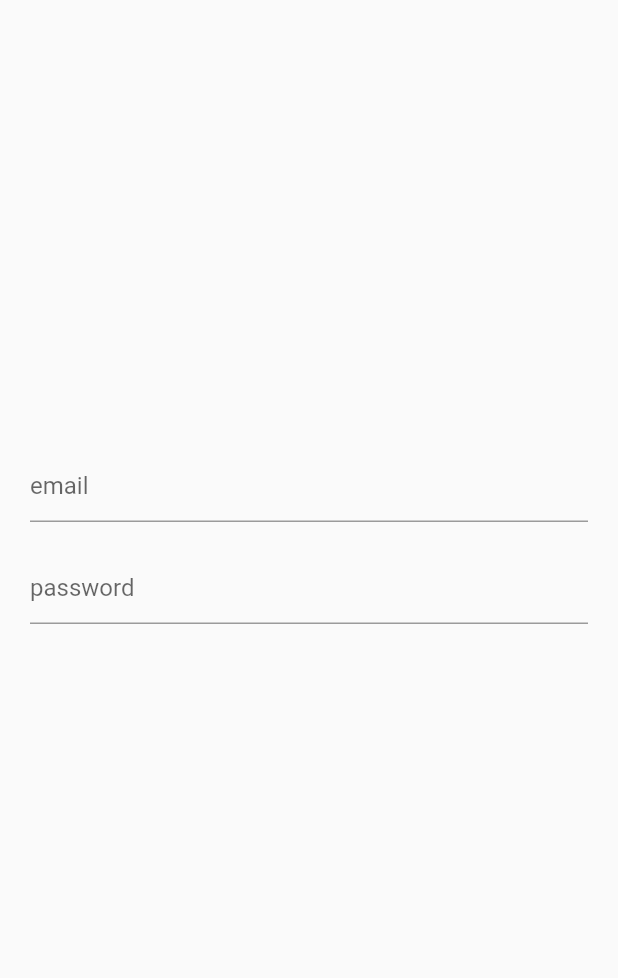
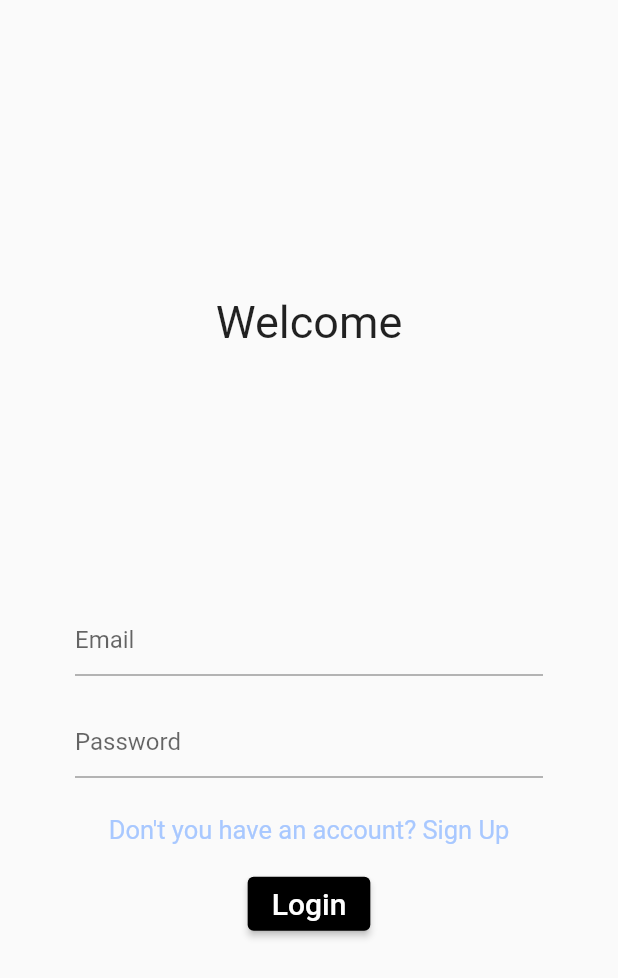
Before and after one commit to 203411/moviles1, a Flutter app: the Login screen opened directly, on a phone screen of 412 x 824 dp. Shown: the top 978 px of the screen. Run offline on Flutter 3.47's test engine with Material 2 defaults, Android fonts, the phone set to English and light mode, and no system bars; Roboto replaces fonts that are missing (Lobster).

Commit message:
Login and Register

```diff
--- a/lib/pages/login.dart
+++ b/lib/pages/login.dart
@@ -1,49 +1,86 @@
 import 'package:flutter/material.dart';
-
+import 'package:actividad1/pages/register.dart';
 class Login extends StatelessWidget {
   const Login({super.key});
 
   @override
   Widget build(BuildContext context) {
     return Scaffold(
+      resizeToAvoidBottomInset: false,
       body: Center(
-        child: Padding(
-          padding: const EdgeInsets.only( left: 20, right: 20),
-          child: LayoutBuilder(
-            builder: (BuildContext context, BoxConstraints viewportConstraints){
-            return SingleChildScrollView(
-              child: ConstrainedBox(
-                constraints: BoxConstraints(
-                  minHeight: viewportConstraints.maxHeight,
-                ),
-                child: Padding(
-                  padding: const EdgeInsets.only(top: 300),
+        child: Padding(padding: const EdgeInsets.only(left: 50, right: 50),
         child: Column(
-                        children:const  [
-                          Padding(
-                            padding: const EdgeInsets.only(bottom: 20),
-                            child: TextField(
-                              decoration: InputDecoration(
-                                hintText: ('email'),
+          mainAxisAlignment: MainAxisAlignment.center,
+
+          children: [
+            const Padding(
+              padding: EdgeInsets.only(bottom: 10),
+              child: Text(
+                'Welcome',
+                style: TextStyle(
+                  fontSize: 30,
+                  fontFamily: 'Lobster',
                 ),
               ),
             ),
-                          TextField(
+            const Padding(
+              padding: EdgeInsets.only(bottom: 10),
+              child: SizedBox(
+                width: 150,
+                height: 150,
+                // child: Image(
+                //   image: AssetImage('assets/images/avatar1.png'),
+                // ),
+              ),
+            ),
+            const Padding(
+              padding: EdgeInsets.only(bottom: 20),
+              child: TextField(
+                keyboardType: TextInputType.emailAddress,
                 decoration: InputDecoration(
-                              hintText: ('password'),
-                            ),
-                          )
-
-                        ],
-
+                  hintText: 'Email',
                 ),
               ),
             ),
+            const Padding(
+              padding: EdgeInsets.only(bottom: 25),
+              child: TextField(
+                obscureText: true,
+                decoration: InputDecoration(
+                  hintText: 'Password',
+                ),
+              ),
+            ),
+            Padding(
+              padding: const EdgeInsets.only(bottom: 15),
+              child: InkWell(
+                child: const Text(
+                  "Don't you have an account? Sign Up",
+                  style: TextStyle(
+                    color: Color.fromARGB(255, 168, 200, 255),
+                    fontSize: 17,
+                  ),
+                ),
+                onTap: () {
+                  Navigator.push(
+                    context,
+                    MaterialPageRoute(builder: (context) => const Register()),
                   );
                 },
               ),
             ),
+            ElevatedButton(
+              style: ElevatedButton.styleFrom(
+                backgroundColor: Colors.black,
               ),
+              onPressed: (){},
+              child: const Text('Login', style: TextStyle(fontSize: 20),),
+
+            ),
+          ],
+        ),
+      ),
+      )
     );
   }
 }
```
Also changed, not shown: lib/main.dart (+8 -7 lines), lib/pages/old/register.dart (added, +121 -0 lines), lib/pages/register.dart (+157 -94 lines). Lines whose indentation alone changed are shown as unchanged.
